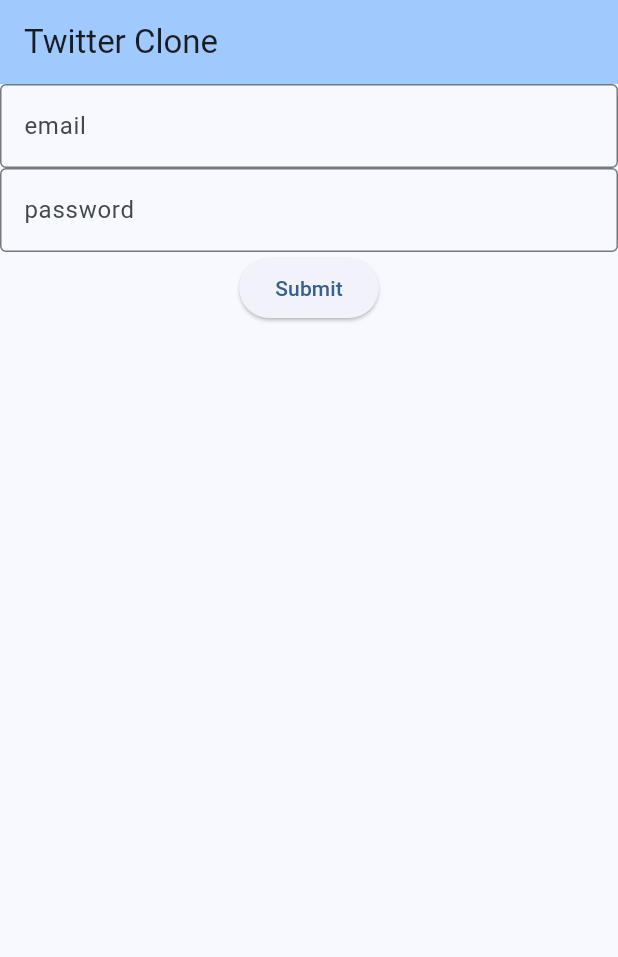
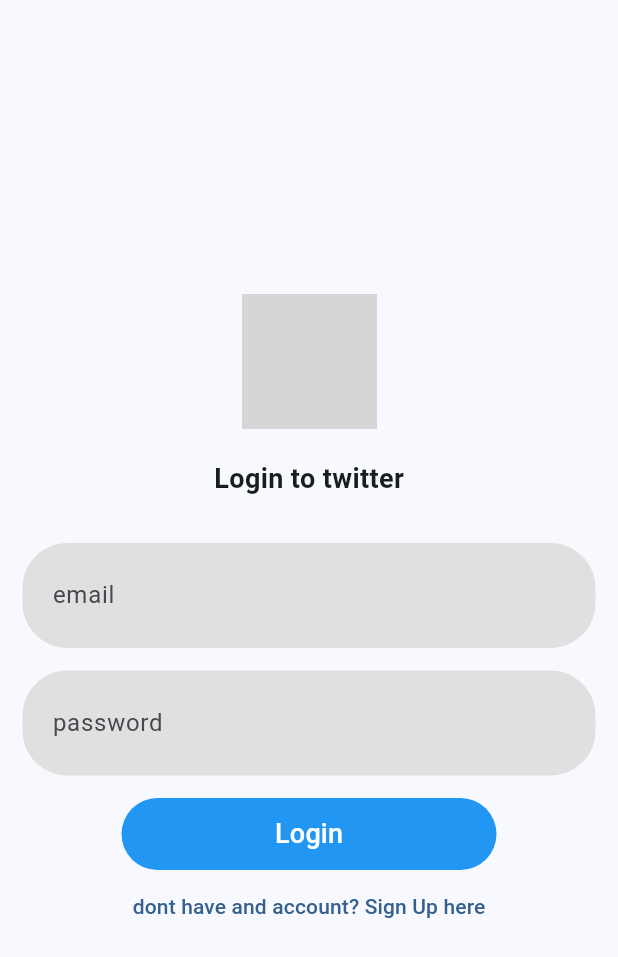
Before and after one commit to thesaiteja24/twitter_clone, a Flutter app: the screen it shows after launch, on a phone screen of 412 x 824 dp. Shown: the top 957 px of the screen. Run offline on Flutter 3.47's test engine with Material 3 defaults, Android fonts, the phone set to English and light mode, and no system bars; grey boxes are pictures that could not be loaded.

Commit message:
added singup page and branding

```diff
--- a/lib/main.dart
+++ b/lib/main.dart
@@ -1,4 +1,5 @@
 import 'package:flutter/material.dart';
+import 'package:twitter_clone/signup.dart';
 
 void main() {
   runApp(const MyApp());
@@ -35,27 +36,45 @@ class _MyHomePageState extends State<MyHomePage> {
   // Defining controller for email and password
   final TextEditingController _emailController = TextEditingController();
   final TextEditingController _passwordController = TextEditingController();
-  final RegExp emailValid = RegExp(
-      r"^ [a-zA-Z0-9.a-zA-Z0-9. 1#$%&'*+-/=?^_ {|]~]+@ [a-zA-Z0-9] +\. [a-zA-Z]+");
+  final RegExp emailValid = RegExp(r"^[\w-\.]+@([\w-]+\.)+[\w-]{2,4}$");
   @override
   Widget build(BuildContext context) {
     return Scaffold(
-      appBar: AppBar(
-        backgroundColor: Theme.of(context).colorScheme.inversePrimary,
-        title: Text(widget.title),
-      ),
       body: Form(
         key: _signInKey,
         child: Column(
+          mainAxisAlignment: MainAxisAlignment.center,
           children: <Widget>[
+            const Image(
+              image: AssetImage('assets/Logo_of_Twitter.svg.png'),
+              width: 90,
+            ),
+            const SizedBox(height: 20),
+            const Text(
+              'Login to twitter',
+              style: TextStyle(
+                fontSize: 18,
+                fontWeight: FontWeight.bold,
+              ),
+            ),
             // Reason for using TextFormField is, it has special property called validator
-            TextFormField(
+            Container(
+              margin: const EdgeInsets.fromLTRB(15, 30, 15, 0),
+              decoration: BoxDecoration(
+                color: Colors.grey.shade300,
+                borderRadius: BorderRadius.circular(30),
+              ),
+              child: TextFormField(
                 controller: _emailController,
                 keyboardType: TextInputType.emailAddress,
                 decoration: const InputDecoration(
                   hintText: 'Enter an email',
+                  border: InputBorder.none,
                   labelText: 'email',
-                border: OutlineInputBorder(),
+                  contentPadding: EdgeInsets.symmetric(
+                    vertical: 15,
+                    horizontal: 20,
+                  ),
                 ),
                 validator: (value) {
                   if (value == null || value.isEmpty) {
@@ -66,14 +85,25 @@ class _MyHomePageState extends State<MyHomePage> {
                   return null;
                 },
               ),
-            TextFormField(
+            ),
+            Container(
+              margin: const EdgeInsets.all(15),
+              decoration: BoxDecoration(
+                color: Colors.grey.shade300,
+                borderRadius: BorderRadius.circular(30),
+              ),
+              child: TextFormField(
                 controller: _passwordController,
                 keyboardType: TextInputType.visiblePassword,
                 obscureText: true,
                 decoration: const InputDecoration(
                   labelText: 'password',
                   hintText: 'Enter a password',
-                border: OutlineInputBorder(),
+                  border: InputBorder.none,
+                  contentPadding: EdgeInsets.symmetric(
+                    vertical: 15,
+                    horizontal: 20,
+                  ),
                 ),
                 validator: (value) {
                   if (value == null || value.isEmpty) {
@@ -84,14 +114,38 @@ class _MyHomePageState extends State<MyHomePage> {
                   return null;
                 },
               ),
-            ElevatedButton(
+            ),
+            Container(
+              width: 250,
+              decoration: BoxDecoration(
+                color: Colors.blue,
+                borderRadius: BorderRadius.circular(30),
+              ),
+              child: TextButton(
                   onPressed: () {
                     if (_signInKey.currentState!.validate()) {
-                    print('Email: ${_emailController.text}'); // Retrieving data
+                      print(
+                          'Email: ${_emailController.text}'); // Retrieving data
                       print('Password: ${_passwordController.text}');
                     }
                   },
-                child: const Text('Submit'))
+                  child: const Text(
+                    'Login',
+                    style: TextStyle(
+                        color: Colors.white,
+                        fontSize: 18,
+                        fontWeight: FontWeight.w500),
+                  )),
+            ),
+            TextButton(
+              onPressed: () {
+                Navigator.of(context).push(MaterialPageRoute(
+                    builder: (context) => const SignUp(
+                          title: 'SignUp',
+                        )));
+              },
+              child: const Text('dont have and account? Sign Up here'),
+            ),
           ],
         ),
       ),
```
Also changed, not shown: pubspec.yaml (+4 -4 lines). Lines whose indentation alone changed are shown as unchanged.
